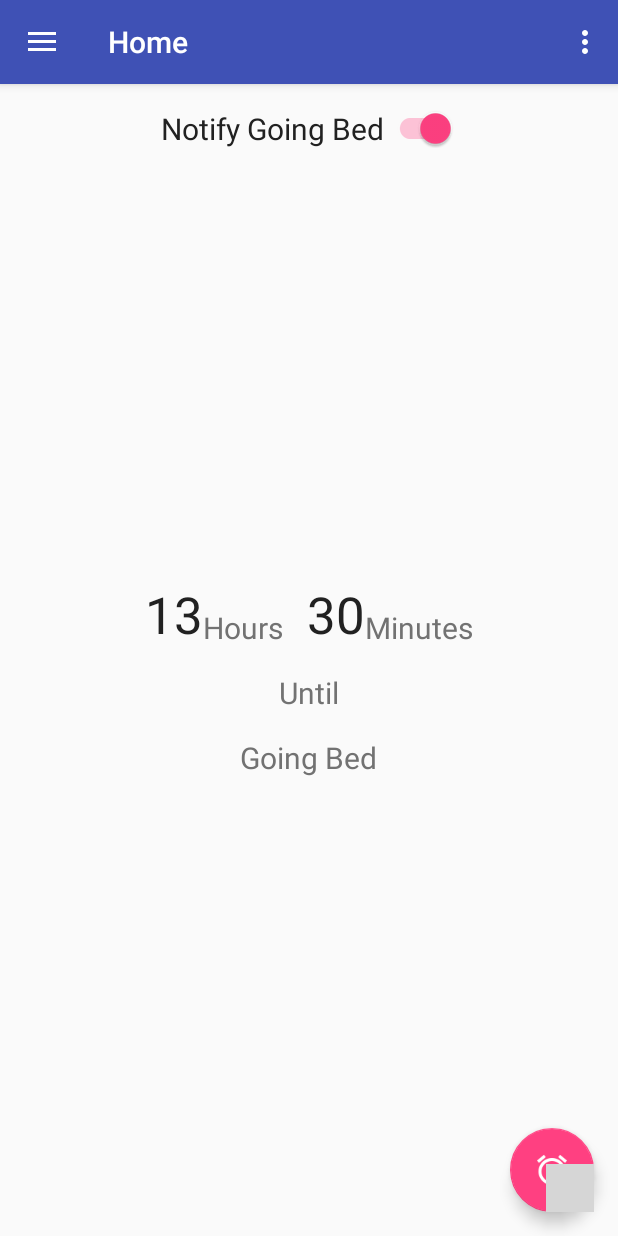
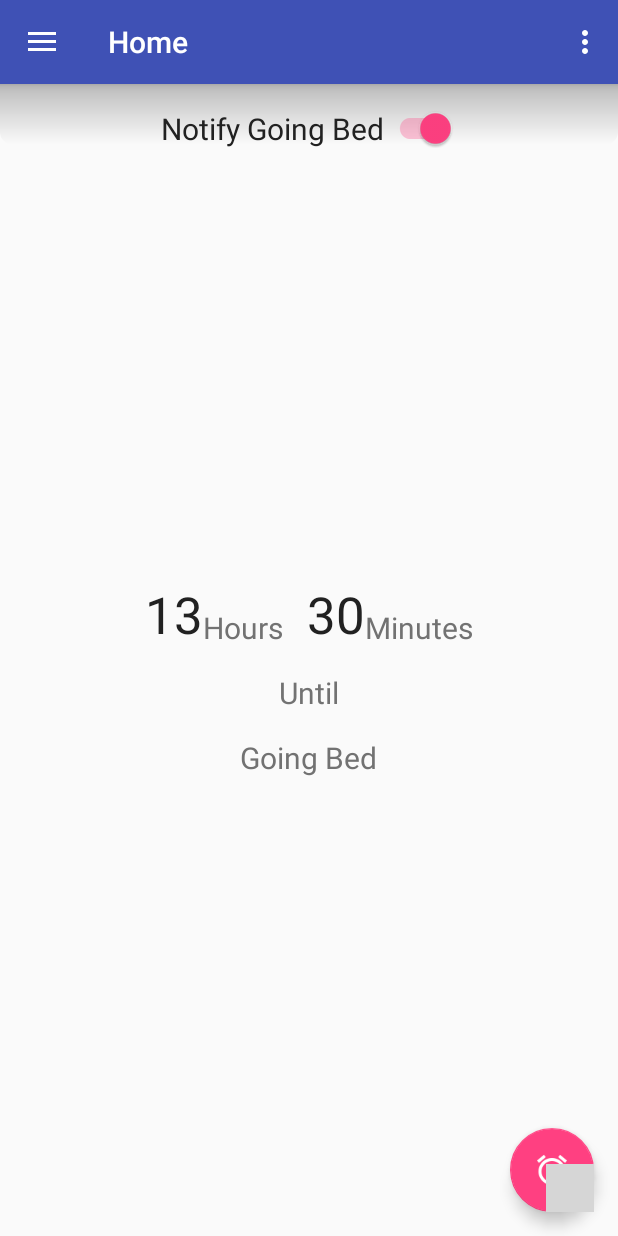
Before and after one commit to celerysoft/BedTime, an Android app: the MainActivity screen opened directly, with no data from a screen before it, on a phone screen of 412 x 824 dp. Run offline under Robolectric (Android 15) with nearby library versions, the phone set to English and light mode, and no system bars; libraries missing offline, so code that uses them is left out: com.wdullaer.materialdatetimepicker; plain views replace RippleTransitionAnimationView; 2 statements that could not run were skipped; grey boxes are pictures that could not be loaded.

Commit message:
add shadow for toolbar

```diff
--- a/app/src/main/AndroidManifest.xml
+++ b/app/src/main/AndroidManifest.xml
@@ -1,8 +1,8 @@
 <?xml version="1.0" encoding="utf-8"?>
 <manifest xmlns:android="http://schemas.android.com/apk/res/android"
     package="com.celerysoft.bedtime"
-    android:versionCode="7"
-    android:versionName="1.2.1" >
+    android:versionCode="8"
+    android:versionName="1.2.2" >
 
     <uses-permission android:name="android.permission.VIBRATE" />
     <uses-permission android:name="android.permission.RECEIVE_BOOT_COMPLETED" />
--- a/app/src/main/java/com/celerysoft/bedtime/activity/main/view/MainActivity.java
+++ b/app/src/main/java/com/celerysoft/bedtime/activity/main/view/MainActivity.java
@@ -245,6 +245,8 @@ public class MainActivity extends BaseActivity
     protected void onDestroy() {
         super.onDestroy();
 
+        mPresenter.exitApp();
+
         mPresenter = null;
     }
 
--- /dev/null
+++ b/app/src/main/res/drawable/shadow.xml
@@ -0,0 +1,11 @@
+<?xml version="1.0" encoding="utf-8"?>
+<shape xmlns:android="http://schemas.android.com/apk/res/android"
+       android:shape="rectangle">
+    <gradient
+        android:startColor="#40000000"
+        android:endColor="@android:color/transparent"
+        android:angle="270" />
+    <corners
+        android:bottomLeftRadius="8dp"
+        android:bottomRightRadius="8dp"/>
+</shape>
--- a/app/src/main/res/layout/activity_main_app_bar.xml
+++ b/app/src/main/res/layout/activity_main_app_bar.xml
@@ -21,6 +21,11 @@
             app:popupTheme="@style/AppTheme.PopupOverlay"/>
 
     </android.support.design.widget.AppBarLayout>
+    <View
+        android:layout_width="match_parent"
+        android:layout_height="40dp"
+        android:background="@drawable/shadow"
+        app:layout_behavior="@string/appbar_scrolling_view_behavior"/>
 
     <FrameLayout
         android:id="@+id/main_fragment_container"
```
Also changed, not shown: app/src/main/java/com/celerysoft/bedtime/service/AlarmService.java (added, +39 -0 lines), 1 other file.
